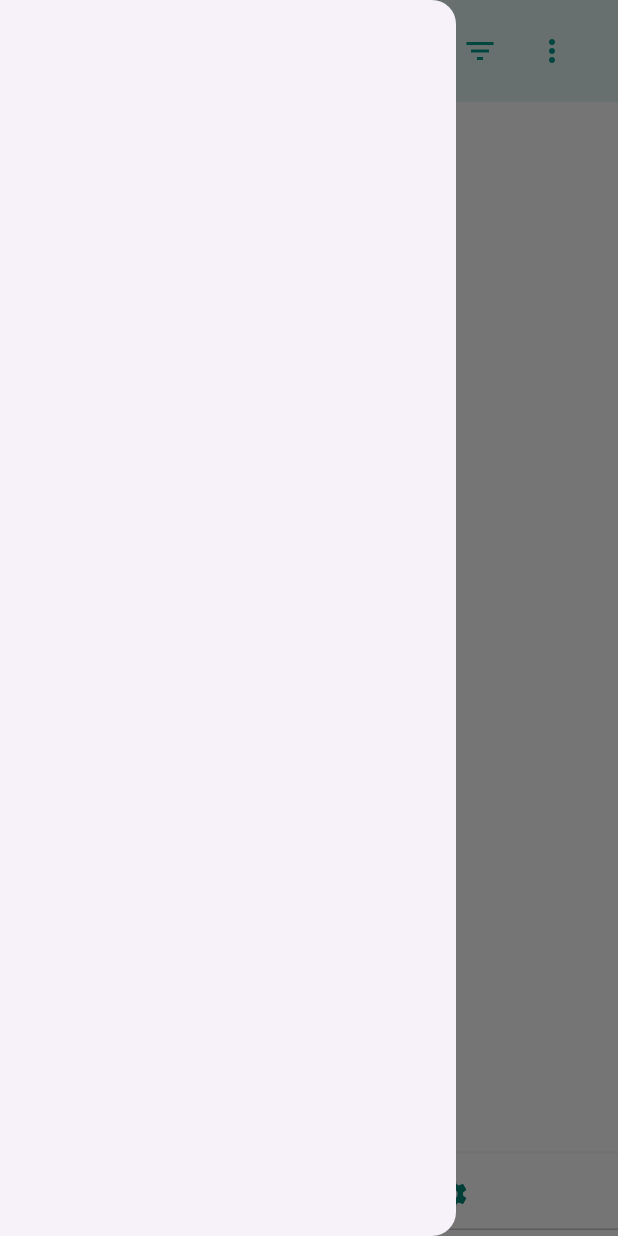
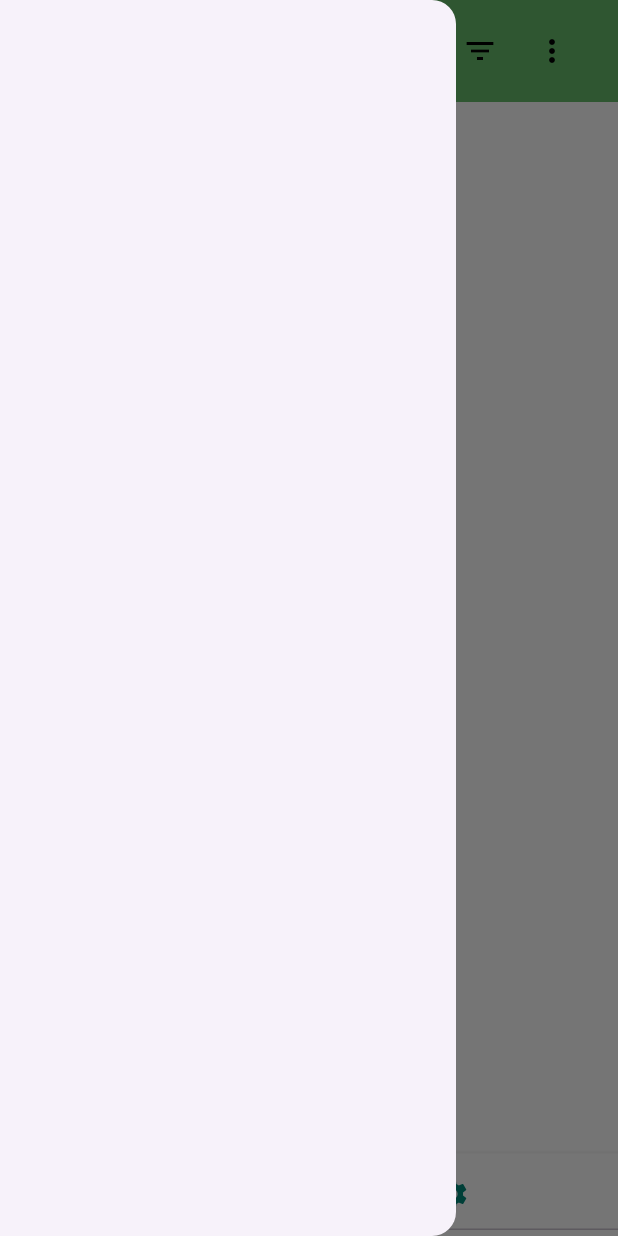
Before and after one commit to Aurits/webmail_app_v2, a Flutter app: the EmailsPage screen opened by its route, with the side drawer open, on a phone screen of 412 x 824 dp. Run offline on Flutter 3.47's test engine with Material 3 defaults, Android fonts, the phone set to English and light mode, and no system bars; our stand-ins replace dio, flutter_form_builder, form_builder_validators, sqflite; accounts and stored records are empty.

Commit message:
Nov 28, 2023, 1:42 PM

```diff
--- a/lib/pages/emails/emails.dart
+++ b/lib/pages/emails/emails.dart
@@ -99,7 +99,7 @@ class _EmailsPageState extends State<EmailsPage>
           Container(
             padding: const EdgeInsets.fromLTRB(20, 10, 20, 10),
             width: double.infinity,
-            color: Colors.teal[50],
+            color: Colors.green[400],
             child: Row(
               mainAxisAlignment: MainAxisAlignment.spaceBetween,
               children: <Widget>[
@@ -108,6 +108,7 @@ class _EmailsPageState extends State<EmailsPage>
                   "Inbox (${emails.length})",
                   style: const TextStyle(
                     fontSize: 20,
+                    color: Colors.white,
                     fontWeight: FontWeight.bold,
                   ),
                 ),
@@ -116,7 +117,7 @@ class _EmailsPageState extends State<EmailsPage>
                     IconButton(
                       icon: const Icon(
                         Icons.search,
-                        color: Colors.teal,
+                        color: Colors.black,
                       ),
                       onPressed: () {
                         print("Pressed");
@@ -128,7 +129,7 @@ class _EmailsPageState extends State<EmailsPage>
                     IconButton(
                       icon: const Icon(
                         Icons.filter_list,
-                        color: Colors.teal,
+                        color: Colors.black,
                       ),
                       onPressed: () {
                         print("Pressed");
@@ -137,7 +138,7 @@ class _EmailsPageState extends State<EmailsPage>
                     IconButton(
                       icon: const Icon(
                         Icons.more_vert,
-                        color: Colors.teal,
+                        color: Colors.black,
                       ),
                       onPressed: () {
                         print("Pressed");
```
